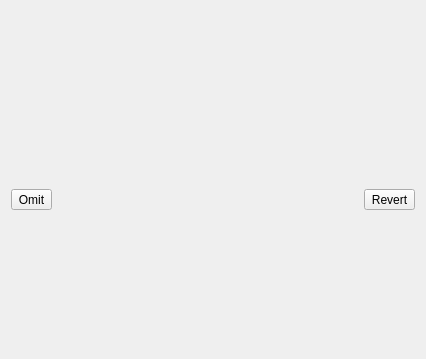
Old version of the form irs/src/gui/wfipsdispatcheditdialog.ui in the repository firelab/wfips; both pictures show x 0 to 426 and y 0 to 359 of the 426 by 607 pixel window.
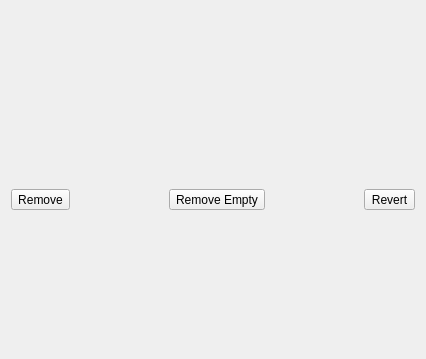
New version of the form.

Commit message: allow removal of all empty locations

```diff
--- a/irs/src/gui/wfipsdispatcheditdialog.ui
+++ b/irs/src/gui/wfipsdispatcheditdialog.ui
@@ -22,13 +22,33 @@
         <string>Omit Selected Locations.</string>
        </property>
        <property name="text">
-        <string>Omit</string>
+        <string>Remove</string>
        </property>
        <property name="toolButtonStyle">
         <enum>Qt::ToolButtonTextBesideIcon</enum>
        </property>
       </widget>
      </item>
+     <item>
+      <spacer name="horizontalSpacer_3">
+       <property name="orientation">
+        <enum>Qt::Horizontal</enum>
+       </property>
+       <property name="sizeHint" stdset="0">
+        <size>
+         <width>40</width>
+         <height>20</height>
+        </size>
+       </property>
+      </spacer>
+     </item>
+     <item>
+      <widget class="QToolButton" name="removeEmptyButton">
+       <property name="text">
+        <string>Remove Empty</string>
+       </property>
+      </widget>
+     </item>
      <item>
       <spacer name="horizontalSpacer">
        <property name="orientation">
```
The commit also changes 3 other files.
